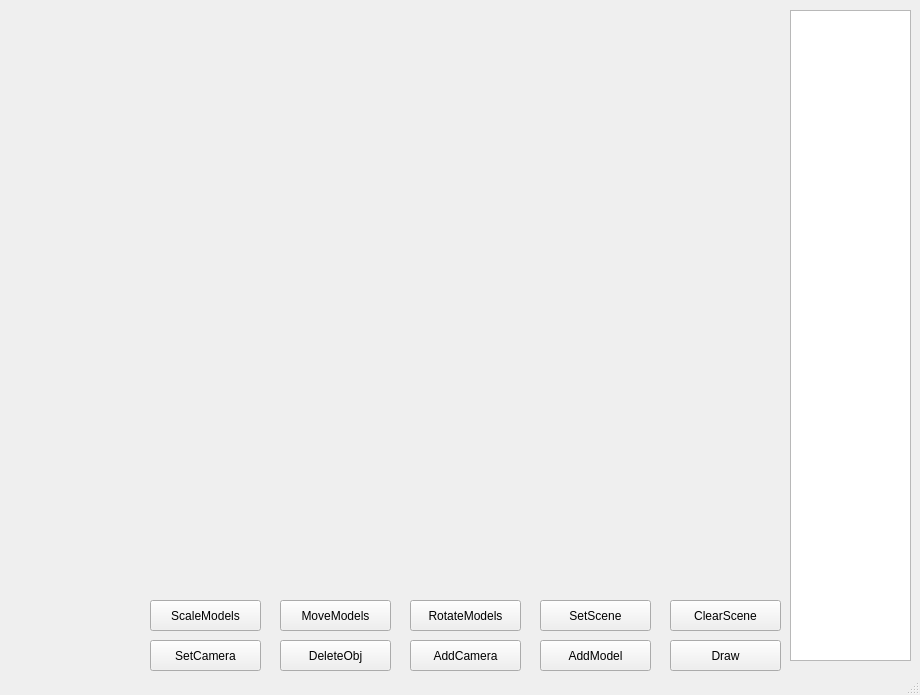
Inlucker/OOP, file lab3/mainwindow.ui: the form before one commit.
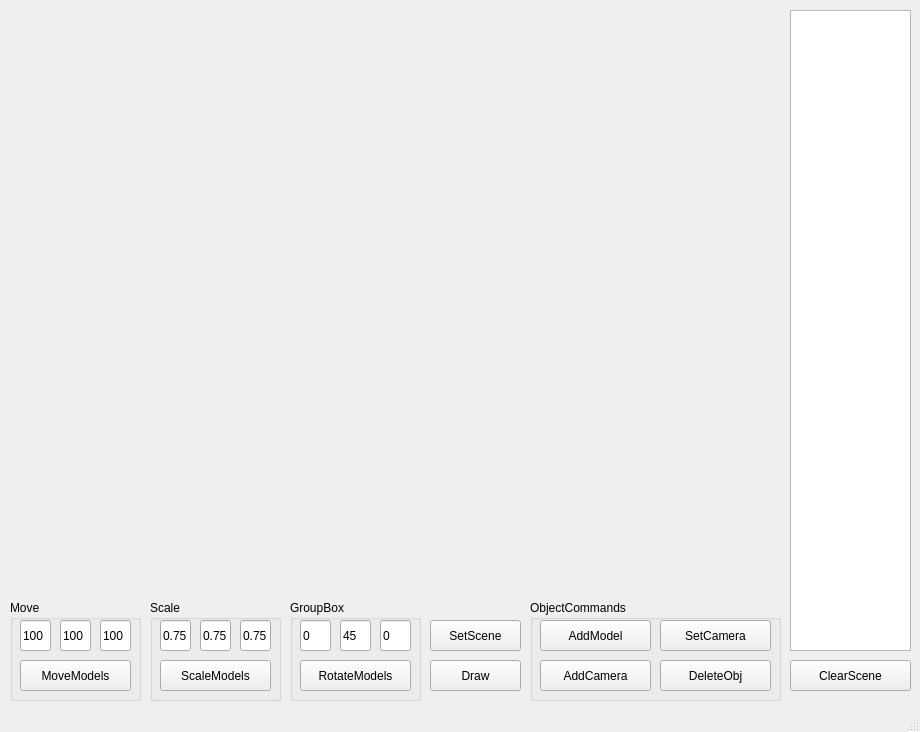
The form after the commit.

What changed in the file:
```diff
--- a/lab3/mainwindow.ui
+++ b/lab3/mainwindow.ui
@@ -7,7 +7,7 @@
     <x>0</x>
     <y>0</y>
     <width>920</width>
-    <height>695</height>
+    <height>732</height>
    </rect>
   </property>
   <property name="windowTitle">
@@ -28,9 +28,9 @@
    <widget class="QPushButton" name="SetSceneBtn">
     <property name="geometry">
      <rect>
-      <x>540</x>
-      <y>600</y>
-      <width>111</width>
+      <x>430</x>
+      <y>620</y>
+      <width>91</width>
       <height>31</height>
      </rect>
     </property>
@@ -41,9 +41,9 @@
    <widget class="QPushButton" name="DrawBtn">
     <property name="geometry">
      <rect>
-      <x>670</x>
-      <y>640</y>
-      <width>111</width>
+      <x>430</x>
+      <y>660</y>
+      <width>91</width>
       <height>31</height>
      </rect>
     </property>
@@ -51,50 +51,59 @@
      <string>Draw</string>
     </property>
    </widget>
-   <widget class="QPushButton" name="ClearSceneBtn">
+   <widget class="QTableWidget" name="tableWidget">
     <property name="geometry">
      <rect>
-      <x>670</x>
+      <x>790</x>
+      <y>10</y>
+      <width>121</width>
+      <height>641</height>
+     </rect>
+    </property>
+   </widget>
+   <widget class="QGroupBox" name="groupBox">
+    <property name="geometry">
+     <rect>
+      <x>10</x>
       <y>600</y>
-      <width>111</width>
-      <height>31</height>
+      <width>131</width>
+      <height>101</height>
      </rect>
     </property>
-    <property name="text">
-     <string>ClearScene</string>
+    <property name="title">
+     <string>Move</string>
     </property>
-   </widget>
-   <widget class="QPushButton" name="AddModelBtn">
+    <widget class="QLineEdit" name="lineEdit_z">
     <property name="geometry">
      <rect>
-      <x>540</x>
-      <y>640</y>
-      <width>111</width>
+       <x>90</x>
+       <y>20</y>
+       <width>31</width>
       <height>31</height>
      </rect>
     </property>
     <property name="text">
-     <string>AddModel</string>
-    </property>
-   </widget>
-   <widget class="QPushButton" name="RotateModelBtn">
+      <string>100</string>
+     </property>
+    </widget>
+    <widget class="QLineEdit" name="lineEdit_y">
     <property name="geometry">
      <rect>
-      <x>410</x>
-      <y>600</y>
-      <width>111</width>
+       <x>50</x>
+       <y>20</y>
+       <width>31</width>
       <height>31</height>
      </rect>
     </property>
     <property name="text">
-     <string>RotateModels</string>
+      <string>100</string>
     </property>
    </widget>
    <widget class="QPushButton" name="MoveModelBtn">
     <property name="geometry">
      <rect>
-      <x>280</x>
-      <y>600</y>
+       <x>10</x>
+       <y>60</y>
       <width>111</width>
       <height>31</height>
      </rect>
@@ -103,11 +112,76 @@
      <string>MoveModels</string>
     </property>
    </widget>
+    <widget class="QLineEdit" name="lineEdit_x">
+     <property name="geometry">
+      <rect>
+       <x>10</x>
+       <y>20</y>
+       <width>31</width>
+       <height>31</height>
+      </rect>
+     </property>
+     <property name="text">
+      <string>100</string>
+     </property>
+    </widget>
+   </widget>
+   <widget class="QGroupBox" name="groupBox_2">
+    <property name="geometry">
+     <rect>
+      <x>150</x>
+      <y>600</y>
+      <width>131</width>
+      <height>101</height>
+     </rect>
+    </property>
+    <property name="title">
+     <string>Scale</string>
+    </property>
+    <widget class="QLineEdit" name="lineEdit_x_2">
+     <property name="geometry">
+      <rect>
+       <x>10</x>
+       <y>20</y>
+       <width>31</width>
+       <height>31</height>
+      </rect>
+     </property>
+     <property name="text">
+      <string>0.75</string>
+     </property>
+    </widget>
+    <widget class="QLineEdit" name="lineEdit_z_2">
+     <property name="geometry">
+      <rect>
+       <x>90</x>
+       <y>20</y>
+       <width>31</width>
+       <height>31</height>
+      </rect>
+     </property>
+     <property name="text">
+      <string>0.75</string>
+     </property>
+    </widget>
+    <widget class="QLineEdit" name="lineEdit_y_2">
+     <property name="geometry">
+      <rect>
+       <x>50</x>
+       <y>20</y>
+       <width>31</width>
+       <height>31</height>
+      </rect>
+     </property>
+     <property name="text">
+      <string>0.75</string>
+     </property>
+    </widget>
    <widget class="QPushButton" name="ScaleModelBtn">
     <property name="geometry">
      <rect>
-      <x>150</x>
-      <y>600</y>
+       <x>10</x>
+       <y>60</y>
       <width>111</width>
       <height>31</height>
      </rect>
@@ -116,11 +190,89 @@
      <string>ScaleModels</string>
     </property>
    </widget>
+   </widget>
+   <widget class="QGroupBox" name="groupBox_3">
+    <property name="geometry">
+     <rect>
+      <x>290</x>
+      <y>600</y>
+      <width>131</width>
+      <height>101</height>
+     </rect>
+    </property>
+    <property name="title">
+     <string>GroupBox</string>
+    </property>
+    <widget class="QLineEdit" name="lineEdit_z_3">
+     <property name="geometry">
+      <rect>
+       <x>90</x>
+       <y>20</y>
+       <width>31</width>
+       <height>31</height>
+      </rect>
+     </property>
+     <property name="text">
+      <string>0</string>
+     </property>
+    </widget>
+    <widget class="QLineEdit" name="lineEdit_x_3">
+     <property name="geometry">
+      <rect>
+       <x>10</x>
+       <y>20</y>
+       <width>31</width>
+       <height>31</height>
+      </rect>
+     </property>
+     <property name="text">
+      <string>0</string>
+     </property>
+    </widget>
+    <widget class="QPushButton" name="RotateModelBtn">
+     <property name="geometry">
+      <rect>
+       <x>10</x>
+       <y>60</y>
+       <width>111</width>
+       <height>31</height>
+      </rect>
+     </property>
+     <property name="text">
+      <string>RotateModels</string>
+     </property>
+    </widget>
+    <widget class="QLineEdit" name="lineEdit_y_3">
+     <property name="geometry">
+      <rect>
+       <x>50</x>
+       <y>20</y>
+       <width>31</width>
+       <height>31</height>
+      </rect>
+     </property>
+     <property name="text">
+      <string>45</string>
+     </property>
+    </widget>
+   </widget>
+   <widget class="QGroupBox" name="groupBox_4">
+    <property name="geometry">
+     <rect>
+      <x>530</x>
+      <y>600</y>
+      <width>251</width>
+      <height>101</height>
+     </rect>
+    </property>
+    <property name="title">
+     <string>ObjectCommands</string>
+    </property>
    <widget class="QPushButton" name="AddCameraBtn">
     <property name="geometry">
      <rect>
-      <x>410</x>
-      <y>640</y>
+       <x>10</x>
+       <y>60</y>
       <width>111</width>
       <height>31</height>
      </rect>
@@ -129,24 +281,11 @@
      <string>AddCamera</string>
     </property>
    </widget>
-   <widget class="QPushButton" name="DeleteObjBtn">
-    <property name="geometry">
-     <rect>
-      <x>280</x>
-      <y>640</y>
-      <width>111</width>
-      <height>31</height>
-     </rect>
-    </property>
-    <property name="text">
-     <string>DeleteObj</string>
-    </property>
-   </widget>
    <widget class="QPushButton" name="SetCameraBtn">
     <property name="geometry">
      <rect>
-      <x>150</x>
-      <y>640</y>
+       <x>130</x>
+       <y>20</y>
       <width>111</width>
       <height>31</height>
      </rect>
@@ -155,15 +294,45 @@
      <string>SetCamera</string>
     </property>
    </widget>
-   <widget class="QTableWidget" name="tableWidget">
+    <widget class="QPushButton" name="AddModelBtn">
+     <property name="geometry">
+      <rect>
+       <x>10</x>
+       <y>20</y>
+       <width>111</width>
+       <height>31</height>
+      </rect>
+     </property>
+     <property name="text">
+      <string>AddModel</string>
+     </property>
+    </widget>
+    <widget class="QPushButton" name="DeleteObjBtn">
+     <property name="geometry">
+      <rect>
+       <x>130</x>
+       <y>60</y>
+       <width>111</width>
+       <height>31</height>
+      </rect>
+     </property>
+     <property name="text">
+      <string>DeleteObj</string>
+     </property>
+    </widget>
+   </widget>
+   <widget class="QPushButton" name="ClearSceneBtn">
     <property name="geometry">
      <rect>
       <x>790</x>
-      <y>10</y>
+      <y>660</y>
       <width>121</width>
-      <height>651</height>
+      <height>31</height>
      </rect>
     </property>
+    <property name="text">
+     <string>ClearScene</string>
+    </property>
    </widget>
   </widget>
   <widget class="QMenuBar" name="menubar">
```
Lines whose indentation alone changed are shown as unchanged.
